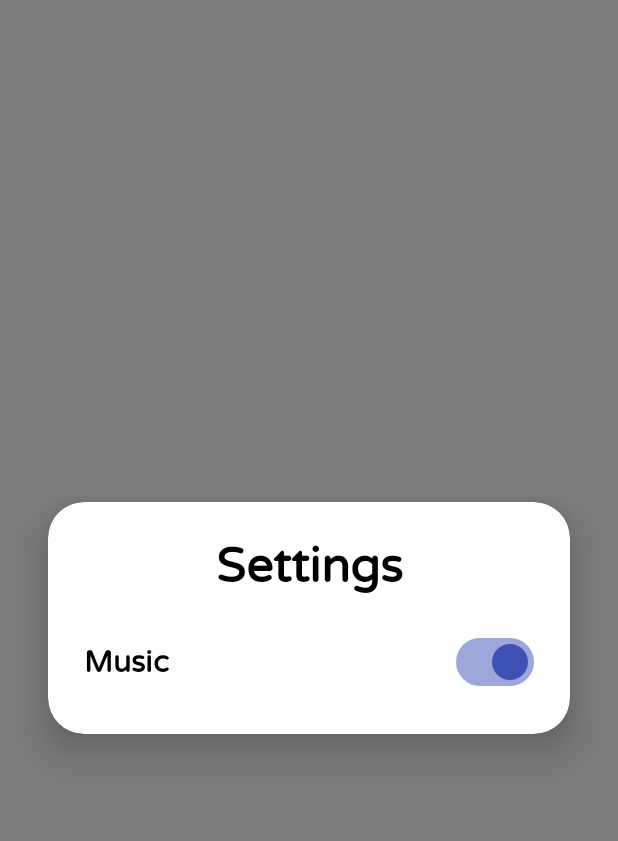
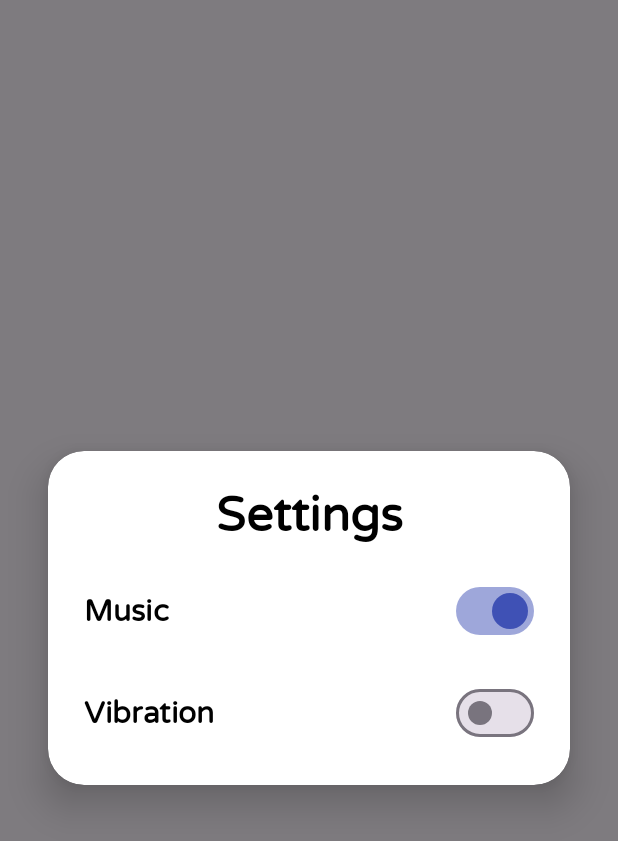
Before and after one commit to akinalpfdn/SortueKotlin, an Android app built with Jetpack Compose: the composable SettingsOverlay shown on its own in the app's theme, on a phone screen of 412 x 824 dp. Shown: the top 841 px of the screen. Run offline under Robolectric (Android 15) with nearby library versions, the phone set to English and light mode, and no system bars.

Commit message:
vibration added

```diff
--- a/app/src/main/java/com/akinalpfdn/sortue/ui/components/SettingsOverlay.kt
+++ b/app/src/main/java/com/akinalpfdn/sortue/ui/components/SettingsOverlay.kt
@@ -37,7 +37,9 @@ import com.akinalpfdn.sortue.utils.AudioManager
 
 @Composable
 fun SettingsOverlay(
-    onDismiss: () -> Unit
+    onDismiss: () -> Unit,
+    isHapticsEnabled: Boolean,
+    onHapticsChange: (Boolean) -> Unit
 ) {
     val context = LocalContext.current
     val audioManager = remember { AudioManager.getInstance(context) }
@@ -91,6 +93,26 @@ fun SettingsOverlay(
                     )
                 )
             }
+
+            Row(
+                modifier = Modifier.fillMaxWidth(),
+                horizontalArrangement = Arrangement.SpaceBetween,
+                verticalAlignment = Alignment.CenterVertically
+            ) {
+                Text(
+                    text = stringResource(R.string.vibration), // Hardcoded for speed, can i18n later if asked
+                    style = MaterialTheme.typography.titleMedium,
+                    color = Color.Black
+                )
+                Switch(
+                    checked = isHapticsEnabled,
+                    onCheckedChange = onHapticsChange,
+                    colors = SwitchDefaults.colors(
+                        checkedThumbColor = Color(0xFF3F51B5),
+                        checkedTrackColor = Color(0xFF3F51B5).copy(alpha = 0.5f)
+                    )
+                )
+            }
         }
     }
 }
--- a/app/src/main/java/com/akinalpfdn/sortue/ui/views/GameView.kt
+++ b/app/src/main/java/com/akinalpfdn/sortue/ui/views/GameView.kt
@@ -108,6 +108,7 @@ fun GameView(vm: GameViewModel = viewModel()) {
     val bestTime by vm.bestTime.collectAsState()
     val bestMoves by vm.bestMoves.collectAsState()
     val gameMode by vm.gameMode.collectAsState()
+    val isHapticsEnabled by vm.isHapticsEnabled.collectAsState()
 
     var showAbout by remember { mutableStateOf(false) }
     var showSettings by remember { mutableStateOf(false) }
@@ -343,6 +344,7 @@ fun GameView(vm: GameViewModel = viewModel()) {
                                 index = index,
                                 gridWidth = gridDimension,
                                 showCheck = isLockingEnabled, // Pass locking state
+                                isHapticsEnabled = isHapticsEnabled,
                                 modifier = Modifier
                                     .onGloballyPositioned { coordinates ->
                                         itemBounds[tile.id] = coordinates.boundsInRoot()
@@ -561,7 +563,9 @@ fun GameView(vm: GameViewModel = viewModel()) {
 
         if (showSettings) {
              SettingsOverlay(
-                 onDismiss = { showSettings = false }
+                 onDismiss = { showSettings = false },
+                 isHapticsEnabled = isHapticsEnabled,
+                 onHapticsChange = { vm.toggleHaptics(it) }
              )
         }
 
--- a/app/src/main/res/values/strings.xml
+++ b/app/src/main/res/values/strings.xml
@@ -129,4 +129,5 @@
     <!-- Best Stats -->
     <string name="best_time_fmt">BEST TIME  : %1$02d:%2$02d</string>
     <string name="best_moves_fmt">BEST MOVES: %1$d</string>
+    <string name="vibration">Vibration</string>
 </resources>
```
Also changed, not shown: app/src/main/java/com/akinalpfdn/sortue/ui/components/TileView.kt (+30 -1 lines), app/src/main/java/com/akinalpfdn/sortue/viewmodels/GameViewModel.kt (+10 -0 lines), 1 other file.
